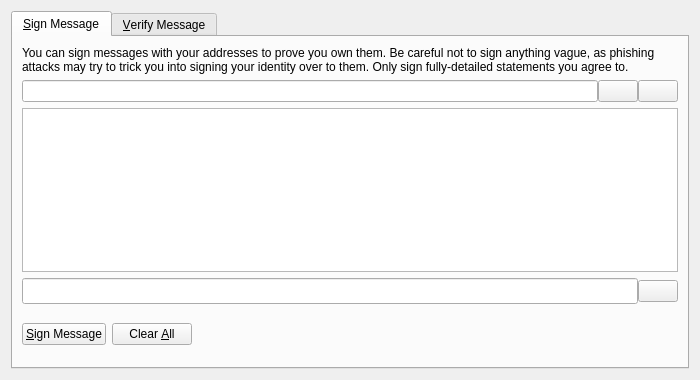
The window that src/qt/forms/signverifymessagedialog.ui (LightBurdenOfficial/SperoCoin) describes before a commit, drawn with Qt 5.
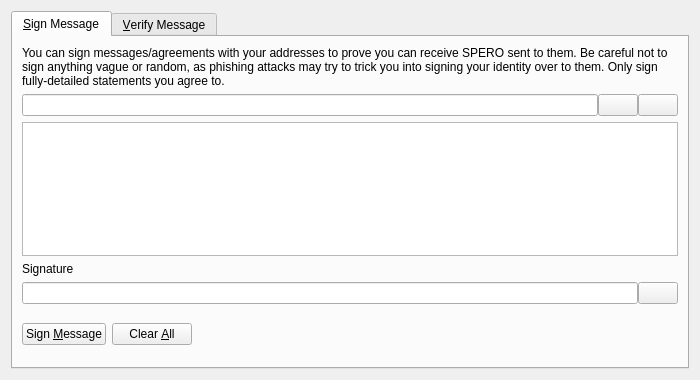
The same window after the commit. The open tabs and pages were chosen to show the change. Icons and pictures are not drawn. Custom widgets are drawn as their Qt base class.

Commit message:
[HARD FORK] SperoCoin v.2.7.0.0
Seja bem vindo à nova fase da SperoCoin!
Apresentamos ao público o novo código-fonte da SPERO, totalmente atualizado e com muitas novidades, além de diversas melhorias.

#JuntosSomosMaisFortes

```diff
--- a/src/qt/forms/signverifymessagedialog.ui
+++ b/src/qt/forms/signverifymessagedialog.ui
@@ -13,9 +13,6 @@
   <property name="windowTitle">
    <string>Signatures - Sign / Verify a Message</string>
   </property>
-  <property name="styleSheet">
-   <string notr="true"/>
-  </property>
   <property name="modal">
    <bool>true</bool>
   </property>
@@ -33,7 +30,7 @@
        <item>
         <widget class="QLabel" name="infoLabel_SM">
          <property name="text">
-          <string>You can sign messages with your addresses to prove you own them. Be careful not to sign anything vague, as phishing attacks may try to trick you into signing your identity over to them. Only sign fully-detailed statements you agree to.</string>
+          <string>You can sign messages/agreements with your addresses to prove you can receive SPERO sent to them. Be careful not to sign anything vague or random, as phishing attacks may try to trick you into signing your identity over to them. Only sign fully-detailed statements you agree to.</string>
          </property>
          <property name="textFormat">
           <enum>Qt::PlainText</enum>
@@ -51,13 +48,7 @@
          <item>
           <widget class="QValidatedLineEdit" name="addressIn_SM">
            <property name="toolTip">
-            <string>The address to sign the message with (e.g. Sjz75uKHzUQJnSdzvpiigEGxseKkDhQToX)</string>
-           </property>
-           <property name="styleSheet">
-            <string notr="true"/>
-           </property>
-           <property name="maxLength">
-            <number>34</number>
+            <string>The SperoCoin address to sign the message with</string>
            </property>
           </widget>
          </item>
@@ -108,8 +99,15 @@
          <property name="toolTip">
           <string>Enter the message you want to sign here</string>
          </property>
-         <property name="styleSheet">
-          <string notr="true"/>
+        </widget>
+       </item>
+       <item>
+        <widget class="QLabel" name="signatureLabel_SM">
+         <property name="text">
+          <string>Signature</string>
+         </property>
+         <property name="textFormat">
+          <enum>Qt::PlainText</enum>
          </property>
         </widget>
        </item>
@@ -122,16 +120,9 @@
           <widget class="QLineEdit" name="signatureOut_SM">
            <property name="font">
             <font>
-             <family>Century Gothic</family>
-             <pointsize>10</pointsize>
-             <weight>50</weight>
-             <italic>false</italic>
-             <bold>false</bold>
+             <italic>true</italic>
             </font>
            </property>
-           <property name="styleSheet">
-            <string notr="true"/>
-           </property>
            <property name="readOnly">
             <bool>true</bool>
            </property>
@@ -163,11 +154,8 @@
            <property name="toolTip">
             <string>Sign the message to prove you own this SperoCoin address</string>
            </property>
-           <property name="styleSheet">
-            <string notr="true"/>
-           </property>
            <property name="text">
-            <string>&amp;Sign Message</string>
+            <string>Sign &amp;Message</string>
            </property>
            <property name="icon">
             <iconset resource="../bitcoin.qrc">
@@ -215,11 +203,8 @@
           <widget class="QLabel" name="statusLabel_SM">
            <property name="font">
             <font>
-             <family>Century Gothic</family>
-             <pointsize>12</pointsize>
-             <weight>9</weight>
-             <italic>false</italic>
-             <bold>false</bold>
+             <weight>75</weight>
+             <bold>true</bold>
             </font>
            </property>
            <property name="text">
```
Left out of the diff: 51 changed lines with no effect on the pictures. The commit also changes 2144 other files.
